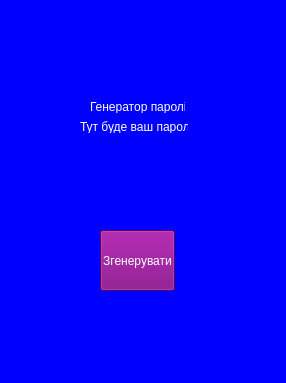
This is untitledkkk.ui in MrWir4uk/passgen as Qt 5 draws it before an edit. The edited form follows.
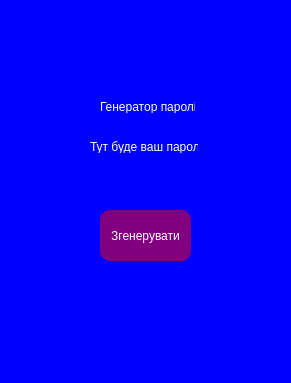
This is the edited form.

Commit message: ввфвфів

```diff
--- a/untitledkkk.ui
+++ b/untitledkkk.ui
@@ -6,7 +6,7 @@
    <rect>
     <x>0</x>
     <y>0</y>
-    <width>286</width>
+    <width>291</width>
     <height>383</height>
    </rect>
   </property>
@@ -21,7 +21,7 @@
    <widget class="QLabel" name="label">
     <property name="geometry">
      <rect>
-      <x>90</x>
+      <x>100</x>
       <y>100</y>
       <width>95</width>
       <height>13</height>
@@ -34,8 +34,8 @@
    <widget class="QLabel" name="label_2">
     <property name="geometry">
      <rect>
-      <x>80</x>
-      <y>120</y>
+      <x>90</x>
+      <y>140</y>
       <width>108</width>
       <height>13</height>
      </rect>
@@ -51,9 +51,9 @@
     <property name="geometry">
      <rect>
       <x>100</x>
-      <y>230</y>
-      <width>75</width>
-      <height>61</height>
+      <y>210</y>
+      <width>91</width>
+      <height>51</height>
      </rect>
     </property>
     <property name="toolTip">
@@ -62,9 +62,8 @@
     <property name="styleSheet">
      <string notr="true">color: white;
 background: purple;
-
-
-</string>
+border: 2px soid white;
+border-radius: 10px;</string>
     </property>
     <property name="text">
      <string>Згенерувати</string>
```
Left out of the diff: 6 changed lines with no effect on the pictures. The commit also changes 2 other files.
